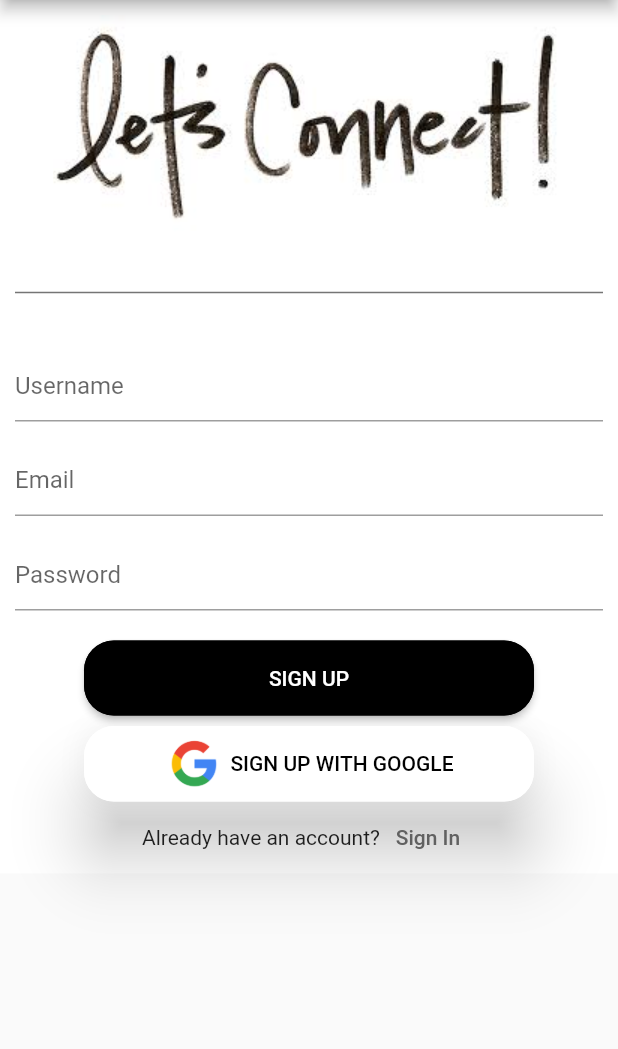
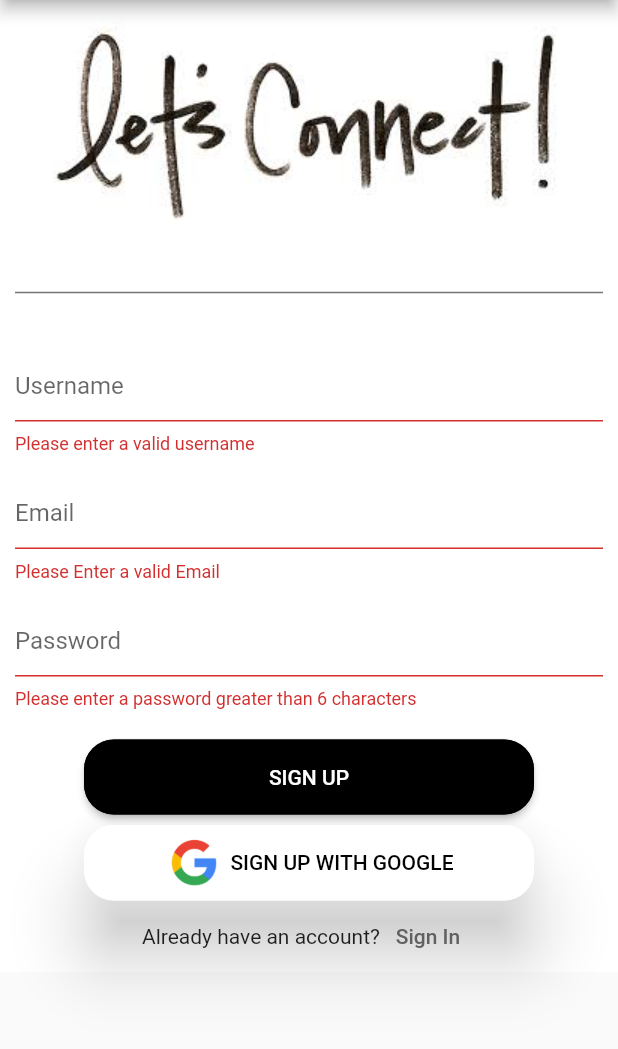
Before and after one commit to Hardik959/flutter_chat, a Flutter app: the SignUp screen opened directly, after a tap on "SIGN UP", on a phone screen of 412 x 824 dp, the part 75-1124 px from its top. Run offline on Flutter 3.47's test engine with Material 2 defaults, Android fonts, the phone set to English and light mode, and no system bars; our stand-ins replace firebase_auth; accounts and stored records are empty.

Commit message:
Auth done

```diff
--- /dev/null
+++ b/lib/Services/auth.dart
@@ -0,0 +1,49 @@
+// ignore_for_file: unused_local_variable, unnecessary_null_comparison, prefer_null_aware_operators, unused_element, avoid_print
+
+import 'package:firebase_auth/firebase_auth.dart';
+import 'package:flutter_chat/models/user.dart';
+
+class AuthMethods {
+  final FirebaseAuth _auth = FirebaseAuth.instance;
+  Fuser? _userfromfirebase(User? firebaseuser) {
+    return firebaseuser != null ? Fuser(firebaseuser.uid) : null;
+  }
+
+  Future signInWithEmailAndPassword(String email, String password) async {
+    try {
+      UserCredential result = await _auth.signInWithEmailAndPassword(
+          email: email, password: password);
+      User? firebaseuser = result.user;
+      return _userfromfirebase(firebaseuser);
+    } catch (e) {
+      print(e);
+    }
+  }
+
+  Future signUpWithEmailandPassword(String email, String password) async {
+    try {
+      UserCredential result = await _auth.createUserWithEmailAndPassword(
+          email: email, password: password);
+      User? firebaseuser = result.user;
+      return _userfromfirebase(firebaseuser);
+    } catch (e) {
+      print(e.toString());
+    }
+  }
+
+  Future resetpass(String email) async {
+    try {
+      return await _auth.sendPasswordResetEmail(email: email);
+    } catch (e) {
+      print(e.toString());
+    }
+  }
+
+  Future<dynamic> signout() async{
+    try {
+      return await _auth.signOut();
+    } catch (e) {
+      print(e.toString());
+    }
+  }
+}
--- a/lib/Views/SignUp.dart
+++ b/lib/Views/SignUp.dart
@@ -1,6 +1,7 @@
-// ignore_for_file: prefer_const_constructors
+// ignore_for_file: prefer_const_constructors, unnecessary_new, empty_statements, avoid_unnecessary_containers, avoid_print
 
 import 'package:flutter/material.dart';
+import 'package:flutter_chat/Services/auth.dart';
 import 'package:flutter_chat/Views/SignIn.dart';
 import 'package:flutter_chat/widgets/widgets.dart';
 
@@ -12,12 +13,33 @@ class SignUp extends StatefulWidget {
 }
 
 class _SignUpState extends State<SignUp> {
+  AuthMethods authMethods = new AuthMethods();
+  bool isloading = false;
+  final formkey = GlobalKey<FormState>();
+  TextEditingController userName = new TextEditingController();
+  TextEditingController email = new TextEditingController();
+  TextEditingController password = new TextEditingController();
+  signmeUP() {
+    if (formkey.currentState!.validate()) {
+      setState(() {
+        isloading = true;
+      });
+      authMethods.signUpWithEmailandPassword(email.text, password.text).then((value) => print("$value"));
+    }
+  }
+
   @override
   Widget build(BuildContext context) {
     return Scaffold(
       appBar: PreferredSize(
           preferredSize: const Size.fromHeight(50), child: appbarmain(context)),
-      body: SingleChildScrollView(
+      body: isloading
+          ? Center(
+              child: Container(
+                child: CircularProgressIndicator(),
+              ),
+            )
+          : SingleChildScrollView(
               child: Container(
                   color: Colors.white,
                   padding: EdgeInsets.symmetric(horizontal: 10),
@@ -37,25 +59,64 @@ class _SignUpState extends State<SignUp> {
                       SizedBox(
                         height: 30,
                       ),
-                TextField(
+                      Form(
+                        key: formkey,
+                        child: Column(
+                          children: [
+                            TextFormField(
+                              validator: (String? value) {
+                                if (value != null &&
+                                    value.isEmpty &&
+                                    value.length < 3) {
+                                  return "Please enter a valid username";
+                                }
+
+                                return null;
+                              },
+                              controller: userName,
                               decoration: inputtextfield("Username"),
                               onTap: (() {}),
                             ),
                             SizedBox(
                               height: 15,
                             ),
-                TextField(
-                  obscureText: true,
+                            TextFormField(
+                              validator: (String? value) {
+                                return RegExp(
+                                            r"^[a-zA-Z0-9.a-zA-Z0-9.!#$%&'*+-/=?^_`{|}~]+@[a-zA-Z0-9]+\.[a-zA-Z]+")
+                                        .hasMatch(value!)
+                                    ? null
+                                    : "Please Enter a valid Email";
+                                // if (value != null &&
+                                //     value.isEmpty &&
+                                //     value.length < 3) {
+                                //   return "Please enter a valid username";
+                                // }
+
+                                // return null;
+                              },
+                              controller: email,
                               decoration: inputtextfield("Email"),
                               onTap: (() {}),
                             ),
                             SizedBox(
                               height: 15,
                             ),
-                TextField(
+                            TextFormField(
+                              validator: (String? value) {
+                                if (value!.length < 6 || value.isEmpty) {
+                                  return "Please enter a password greater than 6 characters";
+                                }
+
+                                return null;
+                              },
+                              controller: password,
                               obscureText: true,
                               decoration: inputtextfield("Password"),
                               onTap: (() {}),
+                            ),
+                          ],
+                        ),
                       ),
 
                       SizedBox(
@@ -69,16 +130,18 @@ class _SignUpState extends State<SignUp> {
                           child: Text("Sign Up".toUpperCase(),
                               style: TextStyle(fontSize: 14)),
                           style: ButtonStyle(
-                        foregroundColor:
-                            MaterialStateProperty.all<Color>(Colors.white),
-                        backgroundColor:
-                            MaterialStateProperty.all<Color>(Colors.black),
-                        shape:
-                            MaterialStateProperty.all<RoundedRectangleBorder>(
+                              foregroundColor: MaterialStateProperty.all<Color>(
+                                  Colors.white),
+                              backgroundColor: MaterialStateProperty.all<Color>(
+                                  Colors.black),
+                              shape: MaterialStateProperty.all<
+                                      RoundedRectangleBorder>(
                                   RoundedRectangleBorder(
                                       borderRadius: BorderRadius.circular(20),
                                       side: BorderSide(color: Colors.black)))),
-                    onPressed: () {},
+                          onPressed: () {
+                            signmeUP();
+                          },
                         ),
                       ),
                       SizedBox(
@@ -99,20 +162,20 @@ class _SignUpState extends State<SignUp> {
                                 width: 4,
                               ),
                               Text("Sign Up with Google".toUpperCase(),
-                            style:
-                                TextStyle(fontSize: 14, color: Colors.black)),
+                                  style: TextStyle(
+                                      fontSize: 14, color: Colors.black)),
                             ],
                           ),
                           style: ButtonStyle(
                               elevation: MaterialStateProperty.all<double>(20),
-                        shadowColor:
-                            MaterialStateProperty.all<Color>(Colors.black),
-                        foregroundColor:
-                            MaterialStateProperty.all<Color>(Colors.white),
-                        backgroundColor:
-                            MaterialStateProperty.all<Color>(Colors.white),
-                        shape:
-                            MaterialStateProperty.all<RoundedRectangleBorder>(
+                              shadowColor: MaterialStateProperty.all<Color>(
+                                  Colors.black),
+                              foregroundColor: MaterialStateProperty.all<Color>(
+                                  Colors.white),
+                              backgroundColor: MaterialStateProperty.all<Color>(
+                                  Colors.white),
+                              shape: MaterialStateProperty.all<
+                                      RoundedRectangleBorder>(
                                   RoundedRectangleBorder(
                                       borderRadius: BorderRadius.circular(20),
                                       side: BorderSide(color: Colors.white)))),
@@ -125,7 +188,8 @@ class _SignUpState extends State<SignUp> {
                         children: [
                           Text("Already have an account?"),
                           TextButton(
-                        onPressed: () {Navigator.pop(context);
+                              onPressed: () {
+                                Navigator.pop(context);
                               },
                               child: Text(
                                 "Sign In",
--- /dev/null
+++ b/lib/models/user.dart
@@ -0,0 +1,4 @@
+class Fuser {
+  String userId;
+  Fuser( this.userId,);
+}
--- a/pubspec.yaml
+++ b/pubspec.yaml
@@ -34,6 +34,8 @@ dependencies:
   # The following adds the Cupertino Icons font to your application.
   # Use with the CupertinoIcons class for iOS style icons.
   cupertino_icons: ^1.0.2
+  firebase_auth: ^3.4.2
+  cloud_firestore: ^3.5.0
 
 dev_dependencies:
   flutter_test:
```
Also changed, not shown: pubspec.lock, 3 other files. Lines whose indentation alone changed are shown as unchanged.
